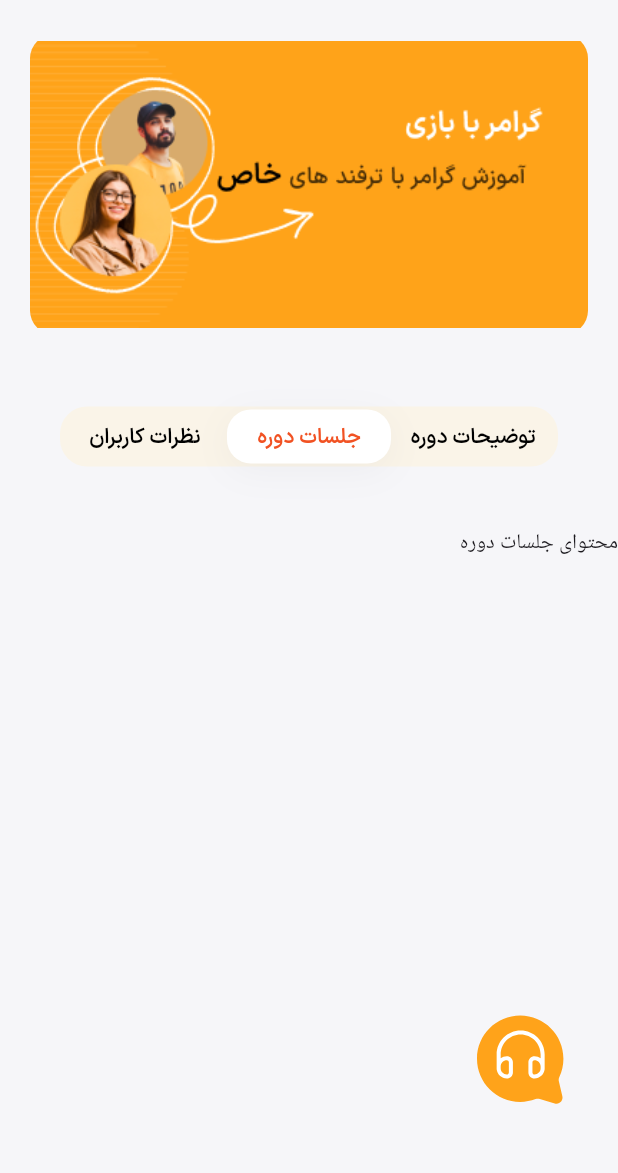
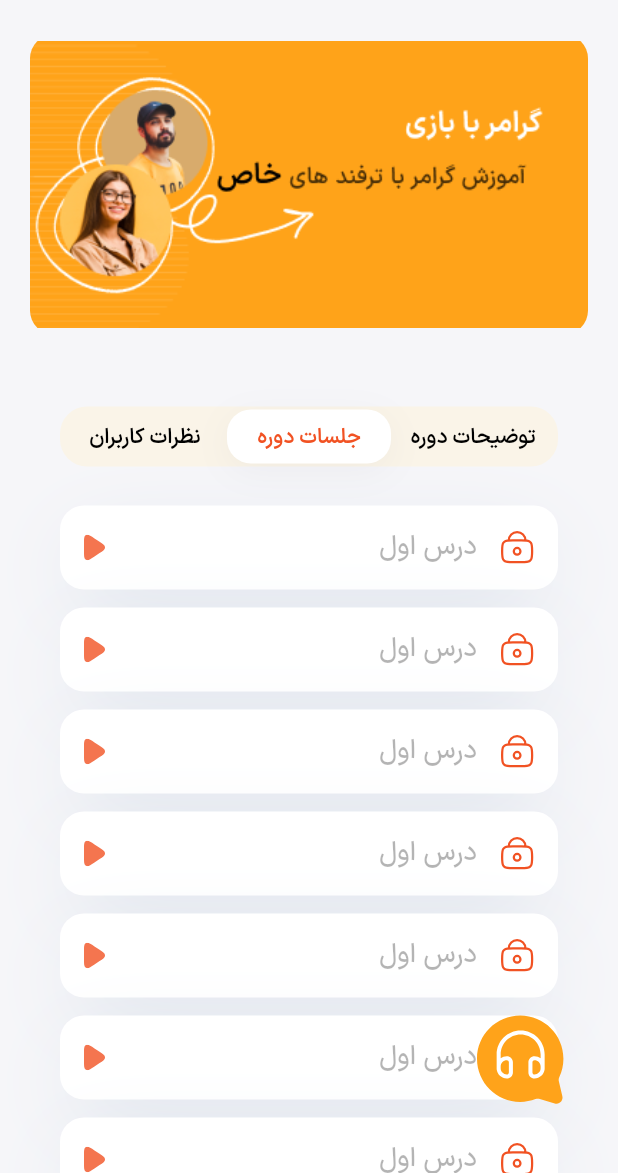
Before and after one commit to soheil-jalili/Ielts-Application, a Flutter app: the CourseDetailScreen screen opened directly, after a tap on "جلسات دوره", on a phone screen of 412 x 824 dp, the part 63-1236 px from its top. Run offline on Flutter 3.47's test engine with Material 3 defaults, Android fonts, the phone set to English and light mode, and no system bars; our stand-ins replace flutter_svg, smooth_page_indicator.

Commit message:
feat(course_detail): add locked course sessions sliver list based on selected tab

```diff
--- a/lib/constants/colors.dart
+++ b/lib/constants/colors.dart
@@ -6,6 +6,11 @@ class AppColors {
   static Color scaffoldColor = const Color(0xffFCFCFC).withValues(alpha: 0.98);
   static Color scaffoldColor2 = const Color(0xffF6F6F9);
   static const Color primaryColor = Color(0xffFFA31A);
+
+
+  static final Color shadowWhiteColor = const Color(
+    0xff7090B0,
+  ).withValues(alpha: 0.2);
 
   static const Color strokeProfileColor = Color.fromRGBO(0, 0, 0, 0.30);
 
@@ -136,6 +141,9 @@ class AppColors {
   static Color courseDetailScreenPrimaryColor = Color(0xffF15223);
   static Color courseDetailScreenSecondaryColor = Color(0xff8B8B8B);
   static Color courseDetailScreenSubTextColor = Color(0xff767676);
+  static Color courseDetailScreenTextLockedSessionCourse = Color(
+    0xff0F0F0F,
+  ).withAlpha(80);
   static Color courseDetailScreenShadowTabColor = Color(
     0xff040415,
   ).withAlpha(10);
@@ -146,4 +154,6 @@ class AppColors {
   static final Color bottomNavigationContainerColor = const Color(
     0xff7090B0,
   ).withValues(alpha: 0.2);
+
+
 }
--- a/lib/gen/assets.gen.dart
+++ b/lib/gen/assets.gen.dart
@@ -112,6 +112,9 @@ class $AssetsImagesGen {
   /// File path: assets/images/left2.png
   AssetGenImage get left2 => const AssetGenImage('assets/images/left2.png');
 
+  /// File path: assets/images/lock.svg
+  String get lock => 'assets/images/lock.svg';
+
   /// File path: assets/images/moj-avatar.png
   AssetGenImage get mojAvatar =>
       const AssetGenImage('assets/images/moj-avatar.png');
@@ -133,6 +136,9 @@ class $AssetsImagesGen {
 
   /// File path: assets/images/pic4.png
   AssetGenImage get pic4 => const AssetGenImage('assets/images/pic4.png');
+
+  /// File path: assets/images/play-course-detail.svg
+  String get playCourseDetail => 'assets/images/play-course-detail.svg';
 
   /// File path: assets/images/profile-active.png
   AssetGenImage get profileActive =>
@@ -255,6 +261,7 @@ class $AssetsImagesGen {
     leftShape,
     left,
     left2,
+    lock,
     mojAvatar,
     one,
     paper,
@@ -262,6 +269,7 @@ class $AssetsImagesGen {
     pic2,
     pic3,
     pic4,
+    playCourseDetail,
     profileActive,
     profile,
     profile1,
--- a/lib/screens/course_detail_screen.dart
+++ b/lib/screens/course_detail_screen.dart
@@ -51,7 +51,7 @@ class _CourseDetailScreenState extends State<CourseDetailScreen> {
               ),
 
               SliverPadding(
-                padding: const EdgeInsets.fromLTRB(40, 24, 40, 41),
+                padding: const EdgeInsets.fromLTRB(40, 24, 40, 0),
                 sliver: SliverToBoxAdapter(
                   child: CourseDetailTabView(
                     selectedIndex: selectedIndex,
@@ -64,15 +64,66 @@ class _CourseDetailScreenState extends State<CourseDetailScreen> {
                 ),
               ),
 
-              SliverToBoxAdapter(
-                child: selectedIndex == 0
-                    ? CourseDescription()
-                    : selectedIndex == 1
-                    ? const Text('محتوای جلسات دوره')
-                    : const Text('محتوای نظرات کاربران'),
-              ),
+              if (selectedIndex == 0)
+                SliverPadding(
+                  padding: const EdgeInsets.only(top: 40),
+                  sliver: SliverToBoxAdapter(child: CourseDescription()),
+                )
+              else if (selectedIndex == 1)
+                SliverPadding(
+                  padding: const EdgeInsets.only(left: 40, right: 40, top: 26),
+                  sliver: const LockedCourseSessions(),
+                )
+              else
+                const SliverToBoxAdapter(
+                  child: Center(child: Text('محتوای نظرات کاربران')),
+                ),
             ],
           ),
+        ),
+      ),
+    );
+  }
+}
+
+class LockedCourseSessions extends StatelessWidget {
+  const LockedCourseSessions({super.key});
+
+  @override
+  Widget build(BuildContext context) {
+    return SliverList.builder(
+      itemCount: 10,
+      itemBuilder: (context, index) => Container(
+        height: 56,
+        margin: EdgeInsets.only(bottom: index == 9 ? 124 : 12),
+        padding: EdgeInsets.symmetric(horizontal: 16),
+        decoration: BoxDecoration(
+          color: Colors.white,
+          borderRadius: BorderRadius.circular(16),
+          boxShadow: [
+            BoxShadow(
+              offset: Offset(0, 16),
+              blurRadius: 48,
+              spreadRadius: -10,
+              color: AppColors.shadowWhiteColor,
+            ),
+          ],
+        ),
+        child: Row(
+          children: [
+            SvgPicture.asset(Assets.images.lock),
+            SizedBox(width: 16),
+            Text(
+              'درس اول',
+              style: TextStyle(
+                fontSize: 18,
+                color: AppColors.courseDetailScreenTextLockedSessionCourse,
+                fontFamily: FontFamily.iranSansXMedium,
+              ),
+            ),
+            Spacer(),
+            SvgPicture.asset(Assets.images.playCourseDetail),
+          ],
         ),
       ),
     );
```
Also changed, not shown: assets/images/lock.svg (added), assets/images/play-course-detail.svg (added).
